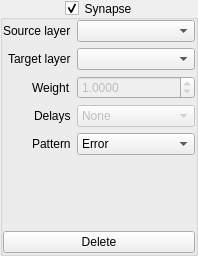
The window that Neuron/SynapseConfig.ui (Skwint/Neuron) describes before a commit, drawn with Qt 5.
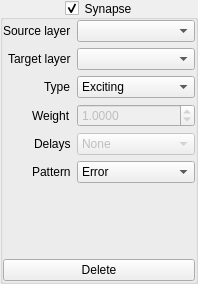
The same window after the commit.

Commit message: Add support for shunting inhibition - all synapses can now be set to influence other inputs divisely instead of exciting the target neuron.

Patch:
```diff
--- a/Neuron/SynapseConfig.ui
+++ b/Neuron/SynapseConfig.ui
@@ -7,7 +7,7 @@
     <x>0</x>
     <y>0</y>
     <width>198</width>
-    <height>242</height>
+    <height>268</height>
    </rect>
   </property>
   <property name="windowTitle">
@@ -75,14 +75,14 @@
         <item row="1" column="1">
          <widget class="QComboBox" name="cmbTarget"/>
         </item>
-        <item row="2" column="0">
+        <item row="3" column="0">
          <widget class="QLabel" name="weightLabel">
           <property name="text">
            <string>Weight</string>
           </property>
          </widget>
         </item>
-        <item row="2" column="1">
+        <item row="3" column="1">
          <widget class="QDoubleSpinBox" name="spinWeight">
           <property name="enabled">
            <bool>false</bool>
@@ -101,14 +101,14 @@
           </property>
          </widget>
         </item>
-        <item row="4" column="0">
+        <item row="5" column="0">
          <widget class="QLabel" name="patternLabel">
           <property name="text">
            <string>Pattern</string>
           </property>
          </widget>
         </item>
-        <item row="4" column="1">
+        <item row="5" column="1">
          <widget class="QComboBox" name="cmbSynapse">
           <property name="currentIndex">
            <number>0</number>
@@ -120,14 +120,14 @@
           </item>
          </widget>
         </item>
-        <item row="3" column="0">
+        <item row="4" column="0">
          <widget class="QLabel" name="delaysLabel">
           <property name="text">
            <string>Delays</string>
           </property>
          </widget>
         </item>
-        <item row="3" column="1">
+        <item row="4" column="1">
          <widget class="QComboBox" name="cmbDelays">
           <property name="enabled">
            <bool>false</bool>
@@ -152,6 +152,30 @@
           </item>
          </widget>
         </item>
+        <item row="2" column="0">
+         <widget class="QLabel" name="typeLabel">
+          <property name="text">
+           <string>Type</string>
+          </property>
+         </widget>
+        </item>
+        <item row="2" column="1">
+         <widget class="QComboBox" name="cmbType">
+          <property name="currentIndex">
+           <number>0</number>
+          </property>
+          <item>
+           <property name="text">
+            <string>Exciting</string>
+           </property>
+          </item>
+          <item>
+           <property name="text">
+            <string>Shunting</string>
+           </property>
+          </item>
+         </widget>
+        </item>
        </layout>
       </item>
       <item>
```
The commit also changes 10 other files.
